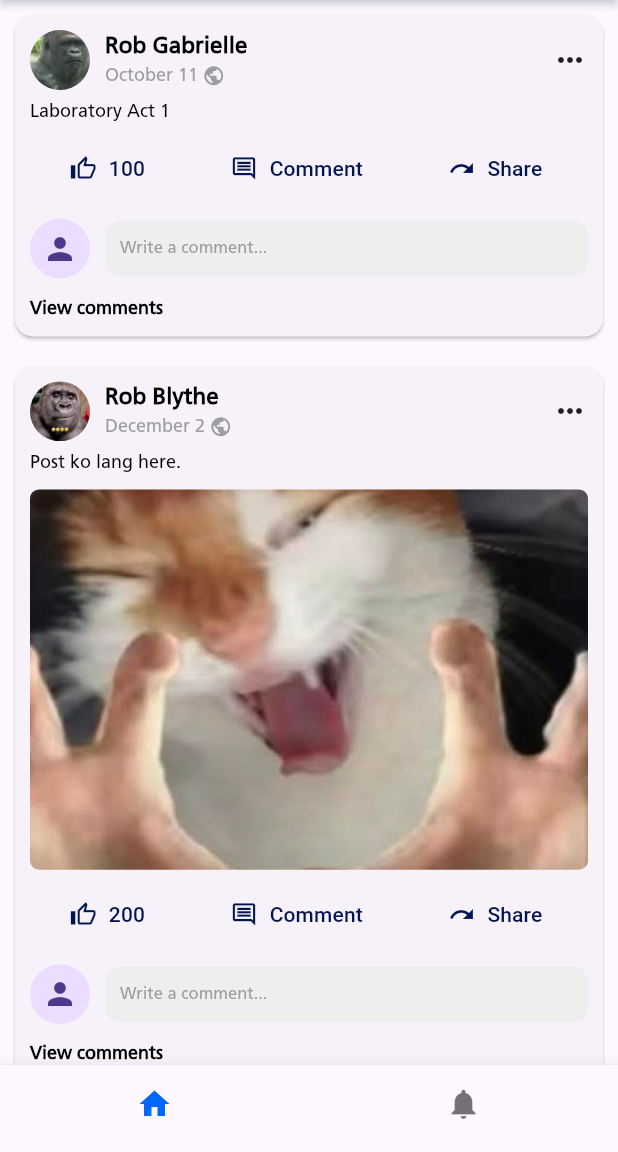
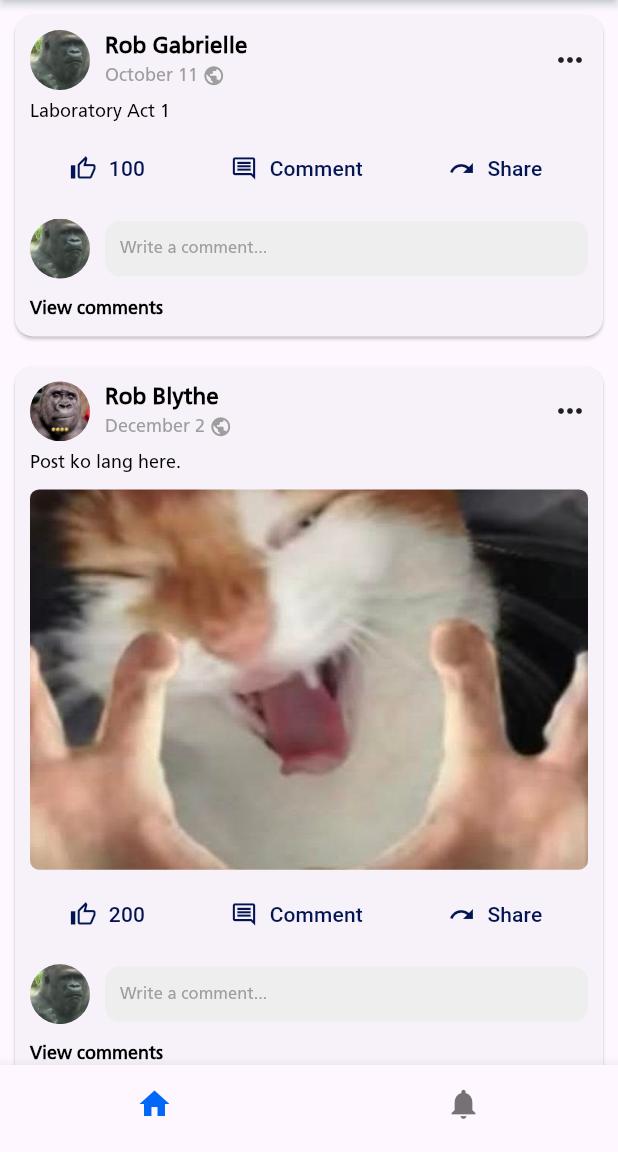
Before and after one commit to robrichgabrielle-droid/cunanan_mobprogAY2627, a Flutter app: the screen it shows after launch, on a phone screen of 412 x 824 dp, the part 84-1236 px from its top. Run offline on Flutter 3.47's test engine with Material 3 defaults, Android fonts, the phone set to English and light mode, and no system bars; our stand-ins replace flutter_screenutil.

Commit message:
fixing app startup

```diff
--- a/cunanan_mobprog/lib/main.dart
+++ b/cunanan_mobprog/lib/main.dart
@@ -9,22 +9,24 @@ void main() => runApp(const RoblesFacebook());
 class RoblesFacebook extends StatelessWidget {
   const RoblesFacebook({super.key});
 
-  @override
-  Widget build(BuildContext context) {
+  Widget _withScreenUtil(Widget screen) {
     return ScreenUtilInit(
       designSize: const Size(412, 715),
       minTextAdapt: true,
       splitScreenMode: true,
-      builder: (_, child) {
-        return MaterialApp(
-          debugShowCheckedModeBanner: false,
-          title: 'Facebook Replication',
-          initialRoute: '/home',
-          routes: {
-            '/newsfeed': (context) => const NewsFeedScreen(),
-            '/home': (context) => const HomeScreen(),
-          },
-        );
+      builder: (_, _) => screen,
+    );
+  }
+
+  @override
+  Widget build(BuildContext context) {
+    return MaterialApp(
+      debugShowCheckedModeBanner: false,
+      title: 'Facebook Replication',
+      home: _withScreenUtil(const HomeScreen()),
+      routes: {
+        '/newsfeed': (context) => _withScreenUtil(const NewsFeedScreen()),
+        '/home': (context) => _withScreenUtil(const HomeScreen()),
       },
     );
   }
--- a/cunanan_mobprog/lib/widgets/newsfeed_card.dart
+++ b/cunanan_mobprog/lib/widgets/newsfeed_card.dart
@@ -106,7 +106,10 @@ class NewsFeedCard extends StatelessWidget {
             SizedBox(height: 8.h),
             Row(
               children: [
-                const CircleAvatar(radius: 20, child: Icon(Icons.person)),
+                CircleAvatar(
+                  radius: 20.r,
+                  backgroundImage: const AssetImage('assets/assets/images/pfp1.jpg'),
+                ),
                 SizedBox(width: 10.w),
                 Expanded(
                   child: Container(
```
